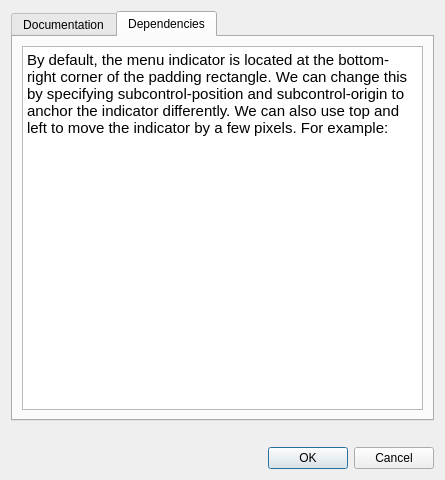
First picture: the form in designer/module_info.ui, repository NinjaComics/pybombs-qtgui, before the edit.
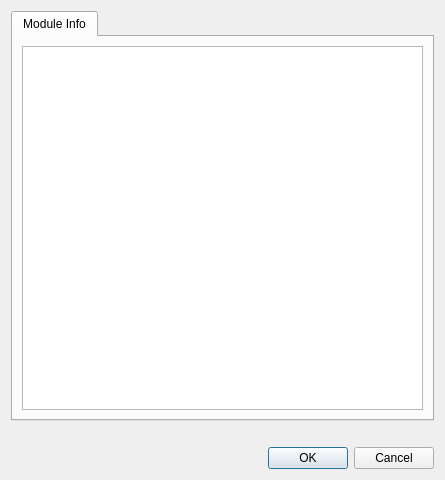
Second picture: the form after the edit. Icons and pictures are not drawn.

```diff
--- a/designer/module_info.ui
+++ b/designer/module_info.ui
@@ -63,11 +63,11 @@
 }</string>
      </property>
      <property name="currentIndex">
-      <number>1</number>
+      <number>0</number>
      </property>
      <widget class="QWidget" name="tab">
       <attribute name="title">
-       <string>Documentation</string>
+       <string>Module Info</string>
       </attribute>
       <layout class="QVBoxLayout" name="verticalLayout_2">
        <item>
@@ -92,7 +92,7 @@
 &lt;html&gt;&lt;head&gt;&lt;meta name=&quot;qrichtext&quot; content=&quot;1&quot; /&gt;&lt;style type=&quot;text/css&quot;&gt;
 p, li { white-space: pre-wrap; }
 &lt;/style&gt;&lt;/head&gt;&lt;body style=&quot; font-family:'Cantarell'; font-size:11pt; font-weight:400; font-style:normal;&quot;&gt;
-&lt;p style=&quot; margin-top:0px; margin-bottom:0px; margin-left:0px; margin-right:0px; -qt-block-indent:0; text-indent:0px;&quot;&gt;By default, the menu indicator is located at the bottom-right corner of the padding rectangle. We can change this by specifying subcontrol-position and subcontrol-origin to anchor the indicator differently. We can also use top and left to move the indicator by a few pixels. For example:&lt;/p&gt;&lt;/body&gt;&lt;/html&gt;</string>
+&lt;p style=&quot;-qt-paragraph-type:empty; margin-top:0px; margin-bottom:0px; margin-left:0px; margin-right:0px; -qt-block-indent:0; text-indent:0px;&quot;&gt;&lt;br /&gt;&lt;/p&gt;&lt;/body&gt;&lt;/html&gt;</string>
          </property>
          <property name="textInteractionFlags">
           <set>Qt::TextSelectableByMouse</set>
@@ -101,39 +101,6 @@
        </item>
       </layout>
      </widget>
-     <widget class="QWidget" name="tab_2">
-      <attribute name="title">
-       <string>Dependencies</string>
-      </attribute>
-      <layout class="QVBoxLayout" name="verticalLayout_3">
-       <item>
-        <widget class="QTextEdit" name="textEdit_2">
-         <property name="focusPolicy">
-          <enum>Qt::NoFocus</enum>
-         </property>
-         <property name="contextMenuPolicy">
-          <enum>Qt::DefaultContextMenu</enum>
-         </property>
-         <property name="sizeAdjustPolicy">
-          <enum>QAbstractScrollArea::AdjustIgnored</enum>
-         </property>
-         <property name="tabChangesFocus">
-          <bool>true</bool>
-         </property>
-         <property name="html">
-          <string>&lt;!DOCTYPE HTML PUBLIC &quot;-//W3C//DTD HTML 4.0//EN&quot; &quot;http://www.w3.org/TR/REC-html40/strict.dtd&quot;&gt;
-&lt;html&gt;&lt;head&gt;&lt;meta name=&quot;qrichtext&quot; content=&quot;1&quot; /&gt;&lt;style type=&quot;text/css&quot;&gt;
-p, li { white-space: pre-wrap; }
-&lt;/style&gt;&lt;/head&gt;&lt;body style=&quot; font-family:'Cantarell'; font-size:11pt; font-weight:400; font-style:normal;&quot;&gt;
-&lt;p style=&quot; margin-top:0px; margin-bottom:0px; margin-left:0px; margin-right:0px; -qt-block-indent:0; text-indent:0px;&quot;&gt;By default, the menu indicator is located at the bottom-right corner of the padding rectangle. We can change this by specifying subcontrol-position and subcontrol-origin to anchor the indicator differently. We can also use top and left to move the indicator by a few pixels. For example:&lt;/p&gt;&lt;/body&gt;&lt;/html&gt;</string>
-         </property>
-         <property name="textInteractionFlags">
-          <set>Qt::TextSelectableByKeyboard|Qt::TextSelectableByMouse</set>
-         </property>
-        </widget>
-       </item>
-      </layout>
-     </widget>
     </widget>
    </item>
    <item>
```
Left out of the diff: 2 changed lines with no effect on the pictures.
